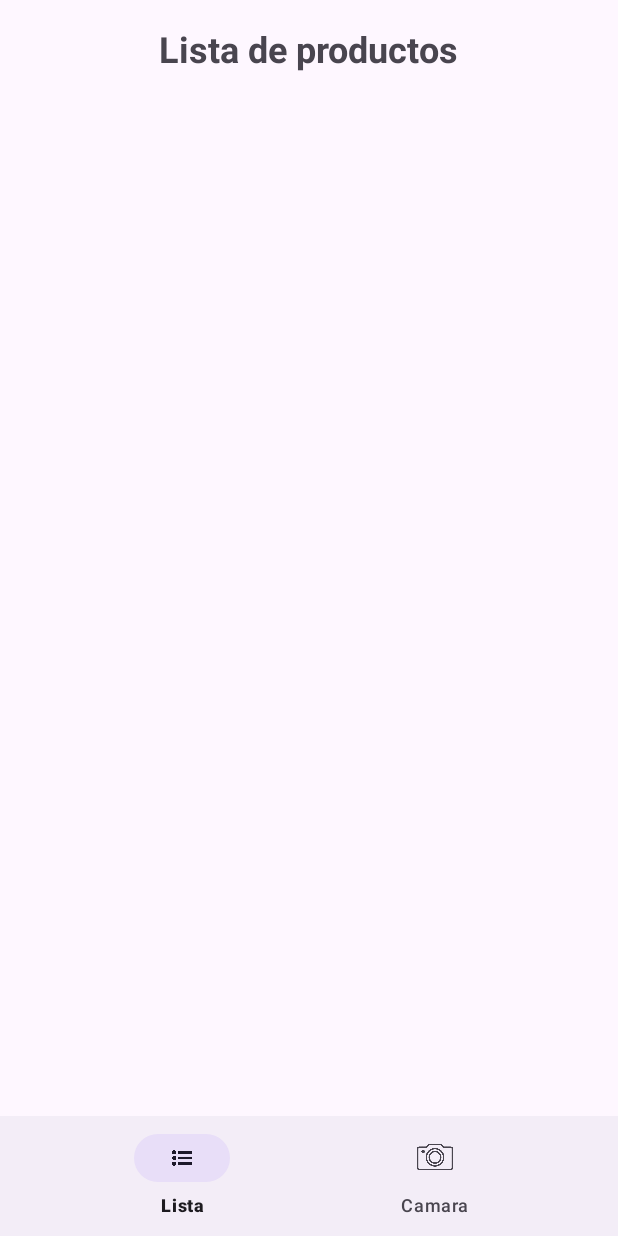
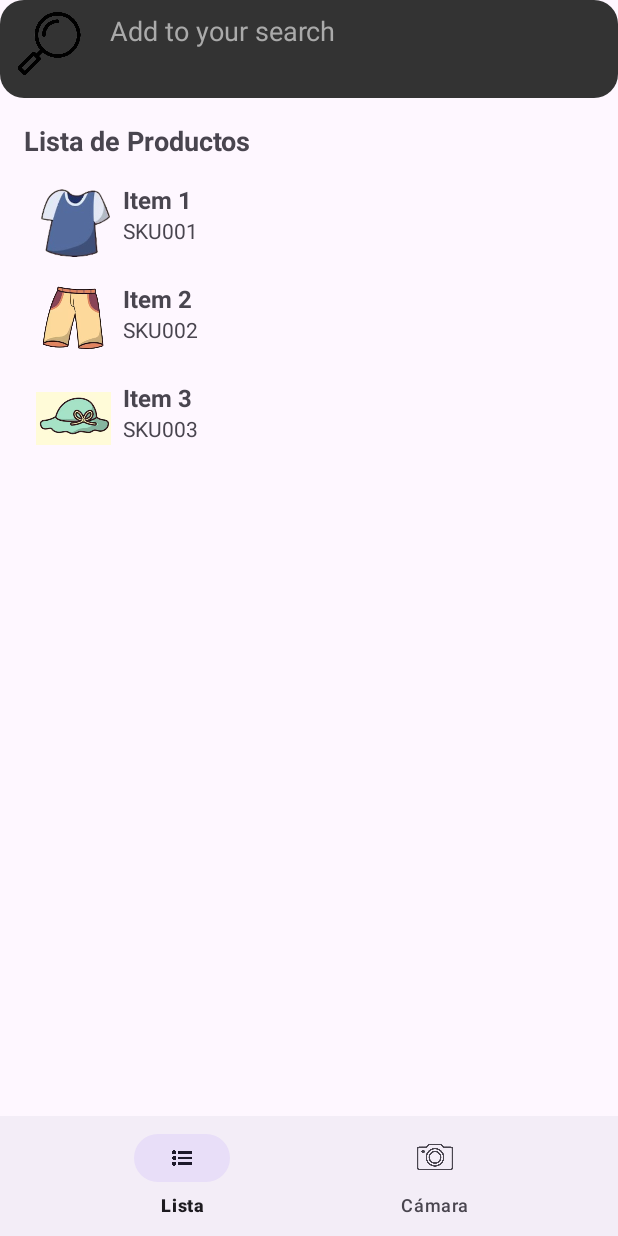
Before and after one commit to thanpAo/aiuda, an Android app: the screen it shows after launch (MainActivity), on a phone screen of 412 x 824 dp. Run offline under Robolectric (Android 15) with nearby library versions, the light colour scheme and no system bars.

Commit message:
Lista de items que te permite ingresar a un link cuando le das clic
la imagen que se captura se coloca de lado de la barra de busqueda

```diff
--- /dev/null
+++ b/app/src/main/java/com/example/aiuda/ItemAdapter.kt
@@ -0,0 +1,44 @@
+package com.example.aiuda
+
+import android.content.Context
+import android.content.Intent
+import android.net.Uri
+import android.view.LayoutInflater
+import android.view.View
+import android.view.ViewGroup
+import android.widget.ImageView
+import android.widget.TextView
+import androidx.recyclerview.widget.RecyclerView
+
+data class Item(val name: String, val sku: String, val imageRes: Int)
+
+class ItemAdapter(private val context: Context, private val items: List<Item>) :
+    RecyclerView.Adapter<ItemAdapter.ItemViewHolder>() {
+
+    inner class ItemViewHolder(itemView: View) : RecyclerView.ViewHolder(itemView) {
+        val imageView: ImageView = itemView.findViewById(R.id.item_image)
+        val nameView: TextView = itemView.findViewById(R.id.item_name)
+        val skuView: TextView = itemView.findViewById(R.id.item_sku)
+
+        init {
+            itemView.setOnClickListener {
+                val intent = Intent(Intent.ACTION_VIEW, Uri.parse("https://www.google.com"))
+                context.startActivity(intent)
+            }
+        }
+    }
+
+    override fun onCreateViewHolder(parent: ViewGroup, viewType: Int): ItemViewHolder {
+        val view = LayoutInflater.from(parent.context).inflate(R.layout.item_list, parent, false)
+        return ItemViewHolder(view)
+    }
+
+    override fun onBindViewHolder(holder: ItemViewHolder, position: Int) {
+        val item = items[position]
+        holder.nameView.text = item.name
+        holder.skuView.text = item.sku
+        holder.imageView.setImageResource(item.imageRes)
+    }
+
+    override fun getItemCount(): Int = items.size
+}
--- a/app/src/main/java/com/example/aiuda/MainActivity.kt
+++ b/app/src/main/java/com/example/aiuda/MainActivity.kt
@@ -12,6 +12,7 @@ import androidx.activity.result.contract.ActivityResultContracts
 import androidx.annotation.RequiresApi
 import androidx.appcompat.app.AppCompatActivity
 import androidx.fragment.app.Fragment
+import com.example.aiuda.fragments.ListFragment
 import com.google.android.material.bottomnavigation.BottomNavigationView
 import fragments.HomeFragment
 import fragments.ProfileFragment
@@ -29,15 +30,13 @@ class MainActivity : AppCompatActivity() {
         bottomNavigationView.setOnItemSelectedListener { item ->
             when (item.itemId) {
                 R.id.nav_home -> {
-                    loadFragment(HomeFragment())
+                    loadFragment(ListFragment())
                     true
                 }
-
                 R.id.nav_profile -> {
                     openCamera()
                     true
                 }
-
                 else -> false
             }
         }
@@ -64,7 +63,7 @@ class MainActivity : AppCompatActivity() {
             if (result.resultCode == Activity.RESULT_OK) {
                 val intent = result.data
                 val imageBitmap = intent?.extras?.get("data") as Bitmap
-                val imageView = findViewById<ImageView>(R.id.imageView)
+                val imageView = findViewById<ImageView>(R.id.search_icon)
                 imageView.setImageBitmap(imageBitmap)
             }
         }
--- /dev/null
+++ b/app/src/main/java/fragments/ListFragment.kt
@@ -0,0 +1,36 @@
+package com.example.aiuda.fragments
+
+import android.os.Bundle
+import android.view.LayoutInflater
+import android.view.View
+import android.view.ViewGroup
+import androidx.fragment.app.Fragment
+import androidx.recyclerview.widget.LinearLayoutManager
+import androidx.recyclerview.widget.RecyclerView
+import com.example.aiuda.Item
+import com.example.aiuda.ItemAdapter
+import com.example.aiuda.R
+
+class ListFragment : Fragment() {
+
+    override fun onCreateView(
+        inflater: LayoutInflater, container: ViewGroup?,
+        savedInstanceState: Bundle?
+    ): View? {
+        val view = inflater.inflate(R.layout.fragment_list, container, false)
+
+        val recyclerView = view.findViewById<RecyclerView>(R.id.recyclerView)
+        recyclerView.layoutManager = LinearLayoutManager(context)
+
+        val items = listOf(
+            Item("Item 1", "SKU001", R.drawable.image1),
+            Item("Item 2", "SKU002", R.drawable.image2),
+            Item("Item 3", "SKU003", R.drawable.image3)
+        )
+
+        val adapter = ItemAdapter(requireContext(), items)
+        recyclerView.adapter = adapter
+
+        return view
+    }
+}
--- /dev/null
+++ b/app/src/main/res/drawable/search_bar_background.xml
@@ -0,0 +1,9 @@
+<shape xmlns:android="http://schemas.android.com/apk/res/android">
+    <solid android:color="#333333" /> <!-- Color de fondo oscuro -->
+    <corners android:radius="16dp" /> <!-- Bordes redondeados -->
+    <padding
+        android:left="8dp"
+        android:top="8dp"
+        android:right="8dp"
+        android:bottom="8dp" />
+</shape>
--- a/app/src/main/res/layout/activity_main.xml
+++ b/app/src/main/res/layout/activity_main.xml
@@ -1,14 +1,44 @@
-<?xml version="1.0" encoding="utf-8"?>
 <RelativeLayout xmlns:android="http://schemas.android.com/apk/res/android"
     xmlns:app="http://schemas.android.com/apk/res-auto"
     android:layout_width="match_parent"
     android:layout_height="match_parent">
 
-    <!-- Contenedor principal de la interfaz -->
+    <!-- Barra de búsqueda en la parte superior -->
+    <LinearLayout
+        android:id="@+id/search_bar"
+        android:layout_width="match_parent"
+        android:layout_height="65dp"
+        android:background="@drawable/search_bar_background"
+        android:orientation="horizontal"
+        android:padding="8dp">
+
+        <ImageView
+            android:id="@+id/search_icon"
+            android:layout_width="49dp"
+            android:layout_height="42dp"
+            android:layout_marginEnd="8dp"
+            android:contentDescription="Icono de búsqueda"
+            android:src="@drawable/ic_search_icon" />
+
+        <EditText
+            android:id="@+id/search_input"
+            android:layout_width="0dp"
+            android:layout_height="wrap_content"
+            android:layout_weight="1"
+            android:hint="Add to your search"
+            android:background="@android:color/transparent"
+            android:textColor="@android:color/white"
+            android:textColorHint="@android:color/darker_gray"
+            android:paddingStart="8dp"
+            android:singleLine="true" />
+    </LinearLayout>
+
+    <!-- Contenedor principal de la lista debajo de la barra de búsqueda -->
     <FrameLayout
         android:id="@+id/container"
         android:layout_width="match_parent"
         android:layout_height="match_parent"
+        android:layout_below="@id/search_bar"
         android:layout_above="@id/bottom_navigation" />
 
     <!-- Barra de navegación inferior -->
@@ -20,11 +50,13 @@
         app:menu="@menu/bottom_nav_menu"
         app:labelVisibilityMode="labeled" />
 
+    <!-- Vista previa de la cámara -->
     <ImageView
         android:id="@+id/imageView"
-        android:layout_width="match_parent"
-        android:layout_height="300dp"
+        android:layout_width="81dp"
+        android:layout_height="76dp"
         android:layout_centerHorizontal="true"
+        android:layout_below="@id/search_bar"
         android:layout_marginTop="16dp"
         android:contentDescription="Camera preview" />
 </RelativeLayout>
--- /dev/null
+++ b/app/src/main/res/layout/fragment_list.xml
@@ -0,0 +1,25 @@
+<?xml version="1.0" encoding="utf-8"?>
+<RelativeLayout xmlns:android="http://schemas.android.com/apk/res/android"
+    android:layout_width="match_parent"
+    android:layout_height="match_parent"
+    android:padding="16dp">
+
+    <!-- Título para la lista de items -->
+    <TextView
+        android:id="@+id/list_title"
+        android:layout_width="wrap_content"
+        android:layout_height="wrap_content"
+        android:text="Lista de Productos"
+        android:textSize="18sp"
+        android:textStyle="bold"
+        android:layout_alignParentTop="true"
+        android:layout_marginBottom="8dp" />
+
+    <!-- RecyclerView para mostrar la lista de items -->
+    <androidx.recyclerview.widget.RecyclerView
+        android:id="@+id/recyclerView"
+        android:layout_width="match_parent"
+        android:layout_height="match_parent"
+        android:layout_below="@id/list_title" />
+
+</RelativeLayout>
--- /dev/null
+++ b/app/src/main/res/layout/item_list.xml
@@ -0,0 +1,37 @@
+<?xml version="1.0" encoding="utf-8"?>
+<LinearLayout xmlns:android="http://schemas.android.com/apk/res/android"
+    android:layout_width="match_parent"
+    android:layout_height="wrap_content"
+    android:orientation="horizontal"
+    android:padding="8dp">
+
+    <ImageView
+        android:id="@+id/item_image"
+        android:layout_width="50dp"
+        android:layout_height="50dp"
+        android:layout_marginEnd="8dp"
+        android:contentDescription="Image" />
+
+    <LinearLayout
+        android:layout_width="0dp"
+        android:layout_height="wrap_content"
+        android:layout_weight="1"
+        android:orientation="vertical">
+
+        <TextView
+            android:id="@+id/item_name"
+            android:layout_width="wrap_content"
+            android:layout_height="wrap_content"
+            android:text="Item Name"
+            android:textSize="16sp"
+            android:textStyle="bold" />
+
+        <TextView
+            android:id="@+id/item_sku"
+            android:layout_width="wrap_content"
+            android:layout_height="wrap_content"
+            android:text="SKU"
+            android:textSize="14sp" />
+    </LinearLayout>
+
+</LinearLayout>
--- a/app/src/main/res/menu/bottom_nav_menu.xml
+++ b/app/src/main/res/menu/bottom_nav_menu.xml
@@ -1,4 +1,5 @@
 <?xml version="1.0" encoding="utf-8"?>
+<!-- res/menu/bottom_nav_menu.xml -->
 <menu xmlns:android="http://schemas.android.com/apk/res/android">
     <item
         android:id="@+id/nav_home"
@@ -7,5 +8,5 @@
     <item
         android:id="@+id/nav_profile"
         android:icon="@drawable/ic_profile"
-        android:title="Camara" />
+        android:title="Cámara" />
 </menu>
```
Also changed, not shown: app/src/main/res/drawable/ic_search_icon.png (added), app/src/main/res/drawable/image1.png (added), app/src/main/res/drawable/image2.png (added), app/src/main/res/drawable/image3.png (added).
